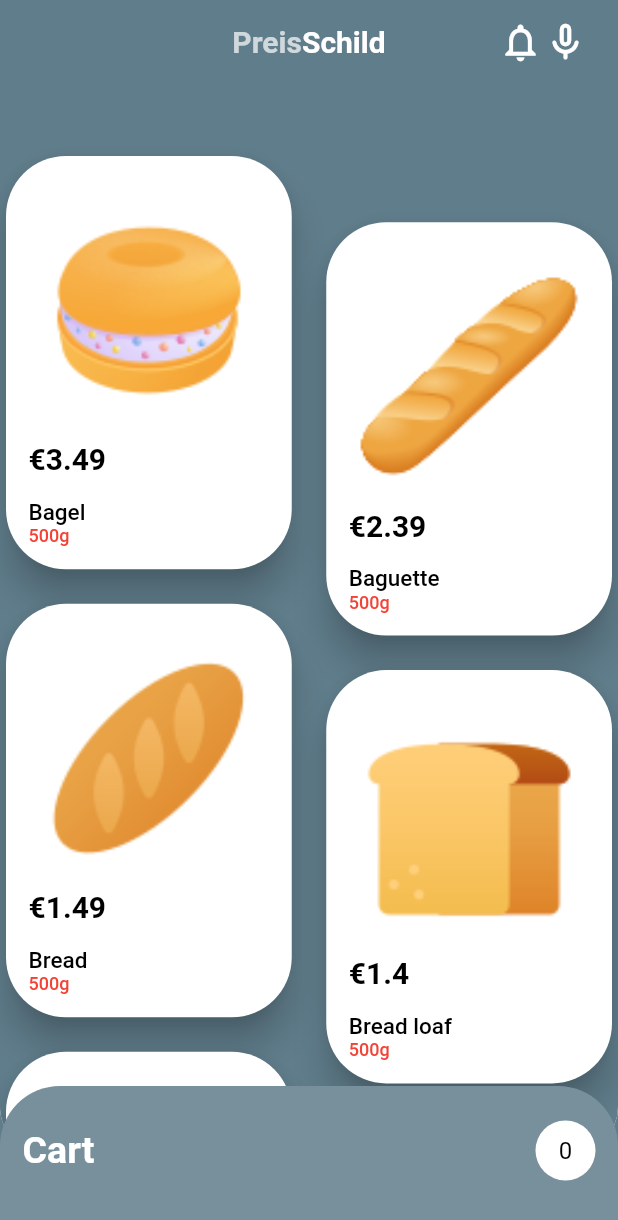
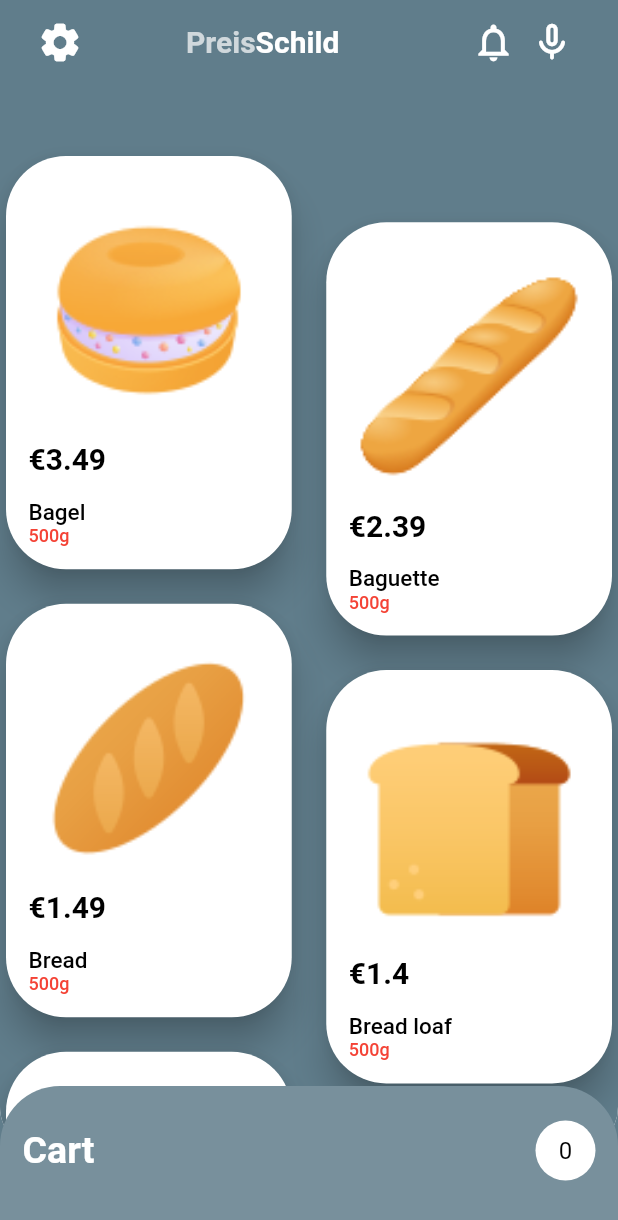
Before and after one commit to Digiyang/Preisschild-App, a Flutter app: the screen it shows after launch, on a phone screen of 412 x 824 dp. Shown: the top 1220 px of the screen. Run offline on Flutter 3.47's test engine with Material 2 defaults, Android fonts, the phone set to English and light mode, and no system bars; our stand-ins replace flutter_tts, geolocator, google_maps_flutter, permission_handler, speech_to_text; missing offline and left inert: dart:ffi, dartssh, translator.

Commit message:
settings page initialization

```diff
--- a/flutter_app/lib/screens/bar.dart
+++ b/flutter_app/lib/screens/bar.dart
@@ -1,16 +1,24 @@
 import 'package:flutter/material.dart';
+import 'package:flutter_app/screens/settings.dart';
 
-import '../vocal_assistant.dart';
+import 'package:flutter_app/screens/vocal_assistant.dart';
 
 AppBar appBar(BuildContext context) {
 
   VocalAssistant vocalAssistant = VocalAssistant();
+  Settings settings = Settings();
 
   return AppBar(
-    centerTitle: true,
     backgroundColor: Colors.blueGrey,
     elevation: 0,
-    title: RichText(
+    title:  Row(
+        children: <Widget>[
+          IconButton(
+            icon: Icon(Icons.settings_rounded, size: 30.0),
+            onPressed: () => {Navigator.of(context).pushReplacement(MaterialPageRoute(builder: (BuildContext context) { return settings; }))},
+          ),
+          SizedBox(width: 60,),
+          RichText(
               text: TextSpan(
                 style: Theme.of(context).textTheme.title.copyWith(fontWeight: FontWeight.bold),
                 children: [
@@ -20,11 +28,13 @@ AppBar appBar(BuildContext context) {
                 ]
               ),
           ),
+        ],
+      ),
     actions: <Widget>[
       Icon(Icons.notifications_none, size: 30.0),
-      GestureDetector(
-          child: Icon(Icons.mic_none_rounded, size: 30.0),
-          onTap: () => {Navigator.of(context).pushReplacement(MaterialPageRoute(builder: (BuildContext context) { return vocalAssistant; }))},
+      IconButton(
+          icon: Icon(Icons.mic_none_rounded, size: 30.0),
+          onPressed: () => {Navigator.of(context).pushReplacement(MaterialPageRoute(builder: (BuildContext context) { return vocalAssistant; }))},
       ),
       Padding(
         padding: EdgeInsets.symmetric(horizontal: 10),
--- a/flutter_app/lib/vocal_assistant.dart
+++ b/flutter_app/lib/screens/vocal_assistant.dart
@@ -13,7 +13,7 @@ import 'package:flutter/foundation.dart' show kIsWeb;
 import 'package:flutter_tts/flutter_tts.dart';
 import 'package:translator/translator.dart';
 
-import 'business_logic/product_bl.dart';
+import '../business_logic/product_bl.dart';
 
 void main() => runApp(VocalAssistant());
 
--- a/flutter_app/lib/widgets/navigator.dart
+++ b/flutter_app/lib/widgets/navigator.dart
@@ -1,5 +1,5 @@
 import 'package:flutter/material.dart';
-import 'package:flutter_app/vocal_assistant.dart';
+import 'package:flutter_app/screens/vocal_assistant.dart';
 
 class NavDrawer extends StatelessWidget {
 
```
Also changed, not shown: flutter_app/lib/screens/settings.dart (added, +123 -0 lines). Lines whose indentation alone changed are shown as unchanged.
